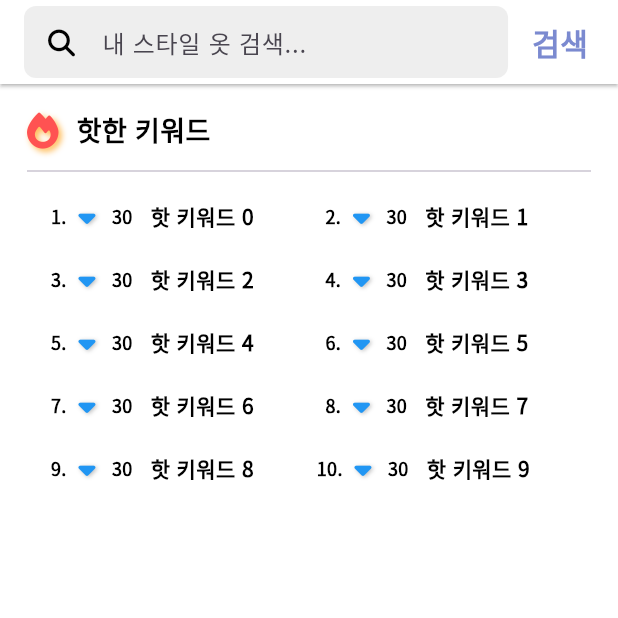
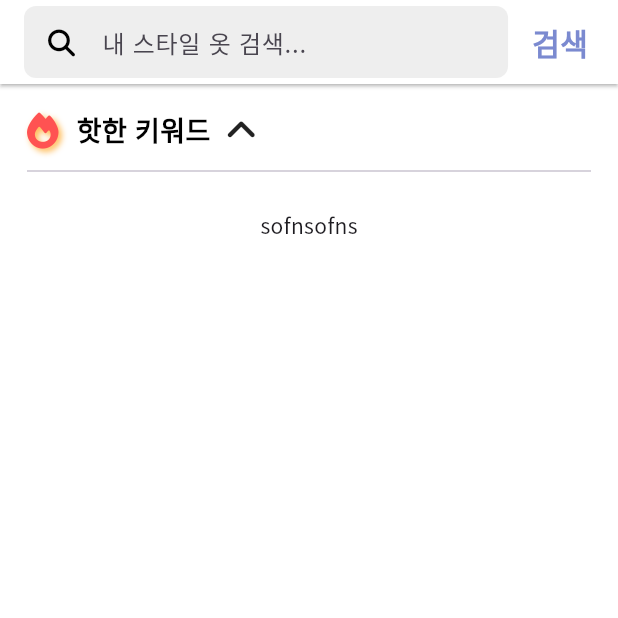
Before and after one commit to megar0829/MALLOOK, a Flutter app: the SearchProductScreen screen opened directly with empty values, on a phone screen of 412 x 824 dp, the top half of it. Run offline on Flutter 3.47's test engine with Material 3 defaults, Android fonts, the phone set to English and light mode, and no system bars; our stand-ins replace awesome_bottom_bar, dio, dropdown_button2, flutter_secure_storage, font_awesome_flutter, get and 2 more; missing offline and left inert: kakao_flutter_sdk_user, remedi_kopo; accounts and stored records are empty; network calls fail.

Commit message:
:sparkles: [APP] animated hot keyword

```diff
--- a/app/mallook/lib/feature/search/search_product_screen.dart
+++ b/app/mallook/lib/feature/search/search_product_screen.dart
@@ -2,6 +2,7 @@ import 'package:flutter/material.dart';
 import 'package:font_awesome_flutter/font_awesome_flutter.dart';
 import 'package:mallook/constants/gaps.dart';
 import 'package:mallook/constants/sizes.dart';
+import 'package:mallook/feature/home/models/product.dart';
 import 'package:mallook/feature/home/widgets/custom_circular_wait_widget.dart';
 import 'package:mallook/feature/search/api/search_api_service.dart';
 import 'package:mallook/feature/search/models/hot_keyword.dart';
@@ -18,14 +19,31 @@ class SearchProductScreen extends StatefulWidget {
   State<SearchProductScreen> createState() => _SearchProductScreenState();
 }
 
-class _SearchProductScreenState extends State<SearchProductScreen> {
+class _SearchProductScreenState extends State<SearchProductScreen>
+    with SingleTickerProviderStateMixin {
   final TextEditingController _textEditingController = TextEditingController();
   final ScrollController _appBarScrollController = ScrollController();
   final Future<List<HotKeyword>> _hotKeywords =
       SearchApiService.getHotKeywords();
+  final List<Product> _products = [];
+  int _productPage = 0;
+  bool _isProductLoading = false;
+
+  late final AnimationController _animationController = AnimationController(
+    vsync: this,
+    duration: const Duration(
+      milliseconds: 200,
+    ),
+  );
+
+  late final Animation<double> _arrowAnimation = Tween(
+    begin: 0.0,
+    end: 0.5,
+  ).animate(_animationController);
+
   late Set<String> _searchKeywords;
-
   late String _searchWord;
+  bool _isHotKeywordVisible = false;
 
   @override
   void initState() {
@@ -84,7 +102,22 @@ class _SearchProductScreenState extends State<SearchProductScreen> {
   void dispose() {
     _textEditingController.dispose();
     _appBarScrollController.dispose();
+    _animationController.dispose();
     super.dispose();
+  }
+
+  void _toggleHotKeyword() async {
+    if (_animationController.isCompleted) {
+      setState(() {
+        _isHotKeywordVisible = false;
+      });
+      await _animationController.reverse();
+    } else {
+      setState(() {
+        _isHotKeywordVisible = true;
+      });
+      await _animationController.forward();
+    }
   }
 
   @override
@@ -168,12 +201,15 @@ class _SearchProductScreenState extends State<SearchProductScreen> {
         ),
         body: Column(
           children: [
-            Container(
+            AnimatedContainer(
               height: _searchKeywords.isNotEmpty ? Sizes.size44 : 0,
               color: Theme.of(context).primaryColorLight,
               padding: const EdgeInsets.symmetric(
                 vertical: Sizes.size6,
                 horizontal: Sizes.size20,
+              ),
+              duration: const Duration(
+                milliseconds: 300,
               ),
               child: ListView.separated(
                 controller: _appBarScrollController,
@@ -227,8 +263,7 @@ class _SearchProductScreenState extends State<SearchProductScreen> {
                 itemCount: _searchKeywords.length,
               ),
             ),
-            Expanded(
-              child: Container(
+            Container(
               padding: const EdgeInsets.symmetric(
                 vertical: Sizes.size18,
                 horizontal: Sizes.size18,
@@ -259,25 +294,32 @@ class _SearchProductScreenState extends State<SearchProductScreen> {
                           fontWeight: FontWeight.bold,
                         ),
                       ),
+                      Gaps.h10,
+                      GestureDetector(
+                        onTap: _toggleHotKeyword,
+                        child: RotationTransition(
+                          turns: _arrowAnimation,
+                          child: const FaIcon(
+                            FontAwesomeIcons.angleUp,
+                          ),
+                        ),
+                      ),
                     ],
                   ),
                   Gaps.v6,
                   const Divider(),
-                    FutureBuilder(
+                  AnimatedContainer(
+                    height: _isHotKeywordVisible ? 230 : 0,
+                    duration: const Duration(
+                      milliseconds: 300,
+                    ),
+                    child: FutureBuilder(
                       future: _hotKeywords,
                       builder: (context, snapshot) {
                         if (snapshot.hasData) {
-                          return Expanded(
-                            child: Padding(
-                              padding: const EdgeInsets.symmetric(
-                                vertical: Sizes.size6,
-                                horizontal: Sizes.size10,
-                              ),
-                              child: HotKeywordGridWidget(
+                          return HotKeywordGridWidget(
                             hotKeywords: snapshot.data!,
                             addKeyword: addSearchKeyword,
-                              ),
-                            ),
                           );
                         }
                         return const Center(
@@ -285,22 +327,15 @@ class _SearchProductScreenState extends State<SearchProductScreen> {
                         );
                       },
                     ),
-                    // HotKeywordGridWidget()
+                  ),
+                  Visibility(
+                    visible: _isHotKeywordVisible,
+                    child: const Divider(),
+                  ),
                 ],
               ),
             ),
-            ),
-            Expanded(
-              child: Container(
-                padding: const EdgeInsets.symmetric(
-                  vertical: Sizes.size12,
-                  horizontal: Sizes.size18,
-                ),
-                child: const Column(
-                  children: [],
-                ),
-              ),
-            )
+            const Text('sofnsofns'),
           ],
         ),
       ),
```
Lines whose indentation alone changed are shown as unchanged.
